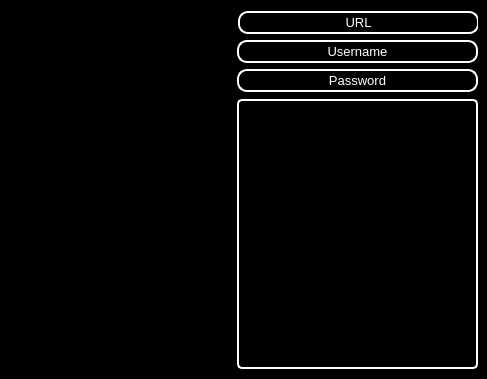
Old version of the form mainwindow.ui in the repository GitDhamani/PasswordManager.
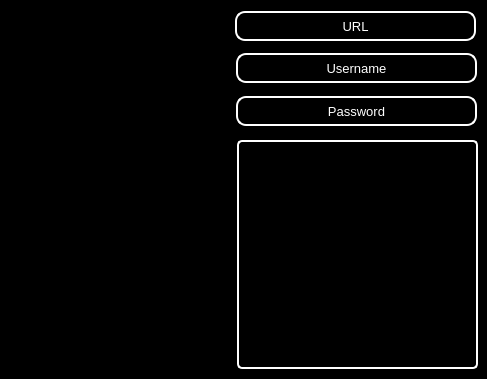
New version of the form. The open tabs and pages were chosen to show the change. Icons and pictures are not drawn. Custom widgets are drawn as their Qt base class.

Commit message: Main Branch - Added Hover Styling to the Buttons

```diff
--- a/mainwindow.ui
+++ b/mainwindow.ui
@@ -238,10 +238,10 @@
        <widget class="QPushButton" name="urlButton">
         <property name="geometry">
          <rect>
-          <x>229</x>
+          <x>226</x>
           <y>2</y>
           <width>241</width>
-          <height>23</height>
+          <height>30</height>
          </rect>
         </property>
         <property name="font">
@@ -264,10 +264,10 @@
        <widget class="QPushButton" name="usernameButton">
         <property name="geometry">
          <rect>
-          <x>228</x>
-          <y>31</y>
+          <x>227</x>
+          <y>44</y>
           <width>241</width>
-          <height>23</height>
+          <height>30</height>
          </rect>
         </property>
         <property name="font">
@@ -290,10 +290,10 @@
        <widget class="QPushButton" name="pwButton">
         <property name="geometry">
          <rect>
-          <x>228</x>
-          <y>60</y>
+          <x>227</x>
+          <y>87</y>
           <width>241</width>
-          <height>23</height>
+          <height>30</height>
          </rect>
         </property>
         <property name="font">
@@ -317,9 +317,9 @@
         <property name="geometry">
          <rect>
           <x>228</x>
-          <y>90</y>
+          <y>131</y>
           <width>241</width>
-          <height>270</height>
+          <height>229</height>
          </rect>
         </property>
         <property name="font">
@@ -345,6 +345,11 @@
    <extends>QLineEdit</extends>
    <header>childlineedit.h</header>
   </customwidget>
+  <customwidget>
+   <class>HoverButton</class>
+   <extends>QPushButton</extends>
+   <header>hoverbutton.h</header>
+  </customwidget>
  </customwidgets>
  <resources>
   <include location="Resources.qrc"/>
```
Left out of the diff: 18 changed lines with no effect on the pictures. The commit also changes 4 other files.
